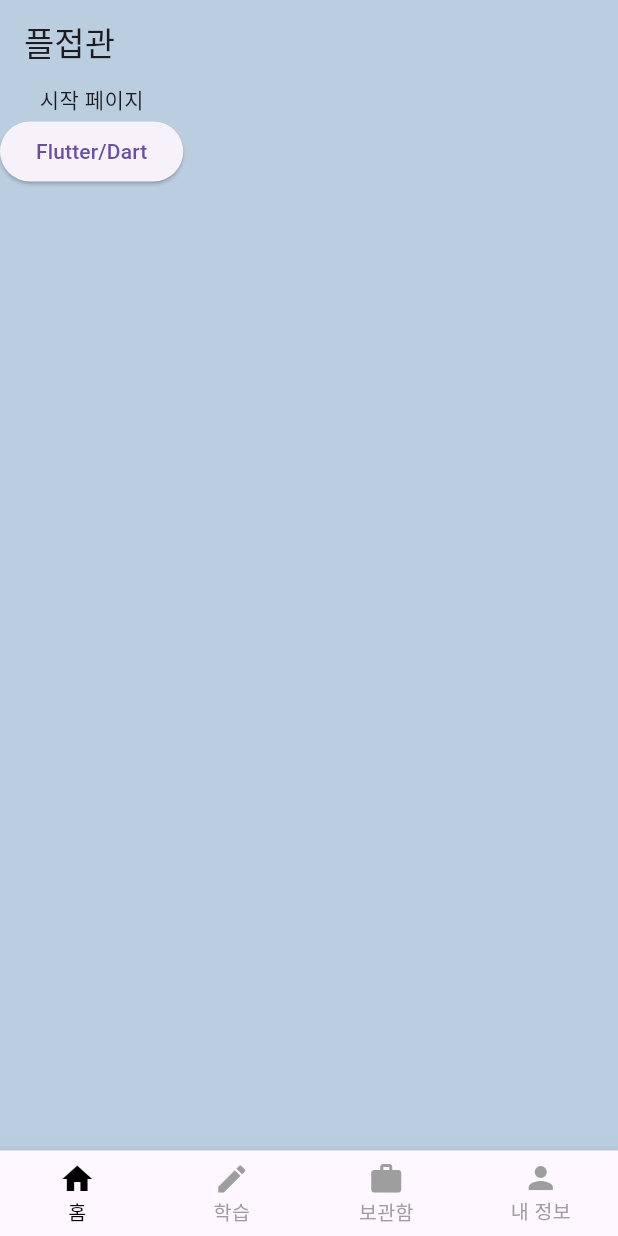
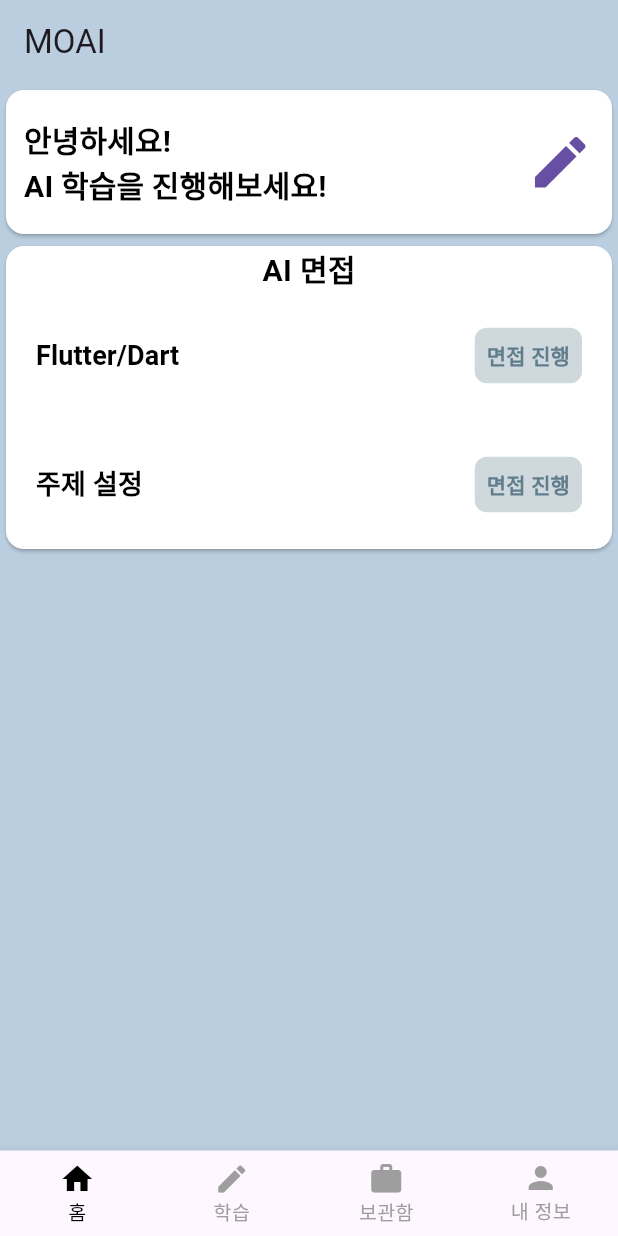
Before and after one commit to YounJae-H/flutter_ai_interview, a Flutter app: the screen it shows after launch, on a phone screen of 412 x 824 dp. Run offline on Flutter 3.47's test engine with Material 3 defaults, Android fonts, the phone set to English and light mode, and no system bars; our stand-ins replace go_router.

Commit message:
home_screen 수정 및 AppBar title 관련 router 수정

```diff
--- a/lib/route/router.dart
+++ b/lib/route/router.dart
@@ -16,17 +16,30 @@ final router = GoRouter(
     GoRoute(
       path: '/question',
       builder: (context, state) {
+        // extra 값이 null인지 확인하고 String으로 안전하게 변환
+        final subject =
+            state.extra != null ? state.extra.toString() : 'Unknown Subject';
         WidgetsBinding.instance.addPostFrameCallback((_) {
           // 페이지 빌드 후 상태를 변경
           context.read<ScrollControllerProvider>().setScrollController();
         });
 
-        return QuestionCountScreen();
+        return QuestionCountScreen(
+          subject: subject,
+        );
       },
     ),
     GoRoute(
       path: '/chat',
-      builder: (context, state) => ChatScreen(),
+      builder: (context, state) {
+        // extra 값이 null인지 확인하고 String으로 안전하게 변환
+        final subject =
+            state.extra != null ? state.extra.toString() : 'Unknown Subject';
+
+        return ChatScreen(
+          subject: subject,
+        );
+      },
     ),
   ],
 );
--- a/lib/screens/chat_screen.dart
+++ b/lib/screens/chat_screen.dart
@@ -7,6 +7,9 @@ import 'package:flutter_interview/widgets/message_list.dart';
 import 'package:provider/provider.dart';
 
 class ChatScreen extends StatefulWidget {
+  final String subject;
+
+  const ChatScreen({super.key, required this.subject});
   @override
   _ChatScreenState createState() => _ChatScreenState();
 }
@@ -65,7 +68,7 @@ class _ChatScreenState extends State<ChatScreen> {
       child: Scaffold(
         backgroundColor: Color(0xFFBACEE0),
         appBar: AppBar(
-          title: const Text("Flutter/Dart"),
+          title: Text(widget.subject),
           backgroundColor: Color(0xFFBACEE0),
           surfaceTintColor: Color(0xFFBACEE0),
           titleSpacing: 0,
--- a/lib/screens/home_screen.dart
+++ b/lib/screens/home_screen.dart
@@ -17,19 +17,65 @@ class _HomeScreenState extends State<HomeScreen> {
     return Scaffold(
       backgroundColor: Color(0xFFBACEE0),
       appBar: AppBar(
-        title: Text("플접관"),
+        title: Text("MOAI"),
         backgroundColor: Color(0xFFBACEE0),
       ),
       body: Column(
         children: [
-          Container(
-            child: Text("시작 페이지"),
+          Card(
+            color: Colors.white,
+            child: TextButton(
+              style: TextButton.styleFrom(
+                  overlayColor: Colors.black,
+                  shape: RoundedRectangleBorder(
+                      borderRadius: BorderRadius.circular(8.0))),
+              onPressed: () {},
+              child: const SizedBox(
+                height: 80,
+                width: double.infinity,
+                child: Row(
+                  mainAxisAlignment: MainAxisAlignment.spaceBetween,
+                  children: [
+                    Text(
+                      '안녕하세요!\nAI 학습을 진행해보세요!',
+                      style: TextStyle(
+                        fontSize: 20.0,
+                        fontWeight: FontWeight.bold,
+                        color: Colors.black,
+                      ),
+                    ),
+                    Icon(
+                      Icons.edit,
+                      size: 45.0,
+                    ),
+                  ],
+                ),
+              ),
+            ),
           ),
-          ElevatedButton(
-              onPressed: () {
-                context.push('/question');
-              },
-              child: Text("Flutter/Dart"))
+          Card(
+            color: Colors.white,
+            child: Column(
+              children: [
+                const Text(
+                  "AI 면접",
+                  style: TextStyle(
+                      fontSize: 20.0,
+                      fontWeight: FontWeight.bold,
+                      color: Colors.black),
+                ),
+                InterviewItem(
+                  subject: 'Flutter/Dart',
+                  onPressed: () =>
+                      context.push('/question', extra: 'Flutter/Dart'),
+                ),
+                InterviewItem(
+                  subject: '주제 설정',
+                  onPressed: () => context.push('/question', extra: '테스트페이지'),
+                ),
+              ],
+            ),
+          ),
         ],
       ),
       bottomNavigationBar: CutomBottomNavigationBar(
@@ -43,3 +89,59 @@ class _HomeScreenState extends State<HomeScreen> {
     context.read<BottomNavigationProvider>().updateIndex(index);
   }
 }
+
+class InterviewItem extends StatelessWidget {
+  final String subject;
+  final VoidCallback onPressed;
+
+  const InterviewItem({
+    super.key,
+    required this.subject,
+    required this.onPressed,
+  });
+
+  @override
+  Widget build(BuildContext context) {
+    return Padding(
+      padding: const EdgeInsets.symmetric(vertical: 8.0, horizontal: 8.0),
+      child: SizedBox(
+        height: 70.0,
+        child: TextButton(
+          style: TextButton.styleFrom(
+              overlayColor: Colors.black,
+              shape: RoundedRectangleBorder(
+                  borderRadius: BorderRadius.circular(8.0))),
+          onPressed: onPressed,
+          child: Row(
+            mainAxisAlignment: MainAxisAlignment.spaceBetween,
+            children: [
+              Text(
+                subject,
+                style: const TextStyle(
+                    fontSize: 18.0,
+                    fontWeight: FontWeight.bold,
+                    color: Colors.black),
+              ),
+              Container(
+                decoration: BoxDecoration(
+                  borderRadius: BorderRadius.circular(8.0),
+                  color: Colors.blueGrey[100],
+                ),
+                child: const Padding(
+                  padding: EdgeInsets.all(8.0),
+                  child: Text(
+                    "면접 진행",
+                    style: TextStyle(
+                        fontSize: 14.0,
+                        fontWeight: FontWeight.bold,
+                        color: Colors.blueGrey),
+                  ),
+                ),
+              ),
+            ],
+          ),
+        ),
+      ),
+    );
+  }
+}
--- a/lib/screens/question_count_screen.dart
+++ b/lib/screens/question_count_screen.dart
@@ -6,8 +6,10 @@ import 'package:go_router/go_router.dart';
 import 'package:provider/provider.dart';
 
 class QuestionCountScreen extends StatelessWidget {
+  final String subject;
   const QuestionCountScreen({
     super.key,
+    required this.subject,
   });
 
   @override
@@ -20,7 +22,7 @@ class QuestionCountScreen extends StatelessWidget {
     return Scaffold(
       backgroundColor: Colors.white,
       appBar: AppBar(
-        title: const Text("Flutter/Dart"),
+        title: Text(subject),
         backgroundColor: Colors.white,
         surfaceTintColor: Colors.white,
         titleSpacing: 0,
@@ -80,7 +82,7 @@ class QuestionCountScreen extends StatelessWidget {
                         shape: RoundedRectangleBorder(
                             borderRadius: BorderRadius.circular(8.0))),
                     onPressed: () {
-                      context.push('/chat');
+                      context.push('/chat', extra: subject);
                       // Navigator.push(context,
                       //         MaterialPageRoute(builder: (_) => ChatScreen()))
                       //     .then((_) =>
--- a/lib/widgets/message_content.dart
+++ b/lib/widgets/message_content.dart
@@ -24,9 +24,7 @@ class BuildMessageContent extends StatelessWidget {
     double screenWidth = MediaQuery.of(context).size.width * 0.6;
     return Column(
       crossAxisAlignment: CrossAxisAlignment.start,
-      children: isLoading &&
-              context.read<ChatProvider>().messages.last.message == message &&
-              isLastMessage
+      children: isLoading && isLastMessage
           ? [
               Padding(
                 padding: const EdgeInsets.only(bottom: 4.0),
```
